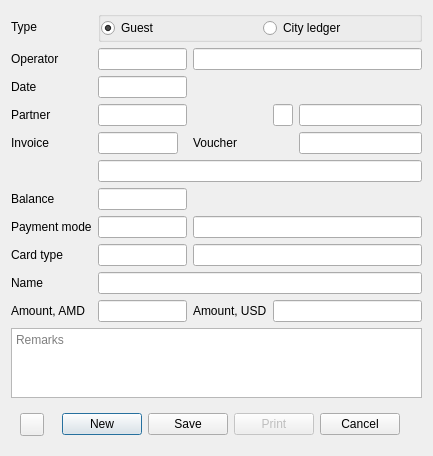
End1-1/Resort, file Resort/dlgreceiptvaucher.ui: the form before one commit.
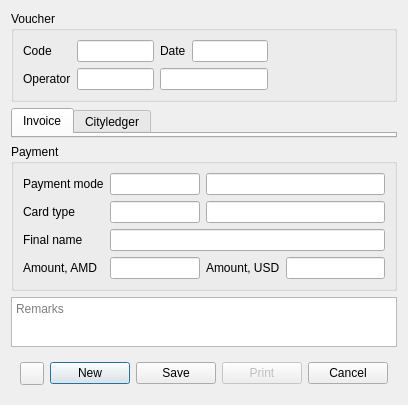
The form after the commit. Icons and pictures are not drawn. Custom widgets are drawn as their Qt base class.

Patch:
```diff
--- a/Resort/dlgreceiptvaucher.ui
+++ b/Resort/dlgreceiptvaucher.ui
@@ -6,122 +6,240 @@
    <rect>
     <x>0</x>
     <y>0</y>
-    <width>433</width>
-    <height>423</height>
+    <width>397</width>
+    <height>386</height>
    </rect>
   </property>
+  <property name="maximumSize">
+   <size>
+    <width>397</width>
+    <height>16777215</height>
+   </size>
+  </property>
   <property name="windowTitle">
    <string>Receipt voucher</string>
   </property>
-  <layout class="QHBoxLayout" name="horizontalLayout_2">
+  <layout class="QVBoxLayout" name="verticalLayout">
    <item>
-    <layout class="QGridLayout" name="gridLayout">
-     <item row="3" column="3">
-      <widget class="EQLineEdit" name="leRoom">
-       <property name="maximumSize">
+    <widget class="QGroupBox" name="grVoucher">
+     <property name="minimumSize">
         <size>
-         <width>20</width>
-         <height>16777215</height>
-        </size>
-       </property>
-      </widget>
-     </item>
-     <item row="2" column="1">
-      <widget class="EDateEdit" name="deDate">
-       <property name="maximumSize">
-        <size>
-         <width>100</width>
-         <height>16777215</height>
-        </size>
-       </property>
-       <property name="focusPolicy">
-        <enum>Qt::ClickFocus</enum>
-       </property>
-       <property name="alignment">
-        <set>Qt::AlignLeading|Qt::AlignLeft|Qt::AlignVCenter</set>
-       </property>
-       <property name="readOnly">
-        <bool>true</bool>
-       </property>
-      </widget>
-     </item>
-     <item row="5" column="1" colspan="4">
-      <widget class="EQLineEdit" name="lePartnerName">
-       <property name="focusPolicy">
-        <enum>Qt::NoFocus</enum>
-       </property>
-       <property name="readOnly">
-        <bool>true</bool>
-       </property>
-      </widget>
-     </item>
-     <item row="8" column="1">
-      <widget class="EQLineEdit" name="leCardCode">
-       <property name="maximumSize">
-        <size>
-         <width>100</width>
-         <height>16777215</height>
-        </size>
-       </property>
-      </widget>
-     </item>
-     <item row="7" column="2" colspan="3">
-      <widget class="EQLineEdit" name="lePaymentName">
-       <property name="focusPolicy">
-        <enum>Qt::NoFocus</enum>
-       </property>
-       <property name="readOnly">
-        <bool>true</bool>
-       </property>
-      </widget>
-     </item>
-     <item row="8" column="2" colspan="3">
-      <widget class="EQLineEdit" name="leCardName">
-       <property name="readOnly">
-        <bool>true</bool>
-       </property>
-      </widget>
-     </item>
-     <item row="0" column="0">
-      <widget class="QLabel" name="label">
-       <property name="text">
-        <string>Type</string>
-       </property>
-      </widget>
-     </item>
-     <item row="10" column="1">
-      <widget class="EQLineEdit" name="leAmountAMD">
-       <property name="maximumSize">
-        <size>
-         <width>100</width>
-         <height>16777215</height>
-        </size>
-       </property>
-      </widget>
-     </item>
-     <item row="2" column="0">
+       <width>0</width>
+       <height>0</height>
+      </size>
+     </property>
+     <property name="title">
+      <string>Voucher</string>
+     </property>
+     <layout class="QGridLayout" name="gridLayout_3">
+      <item row="0" column="3">
       <widget class="QLabel" name="label_5">
        <property name="text">
         <string>Date</string>
        </property>
       </widget>
      </item>
+      <item row="0" column="4">
+       <widget class="EDateEdit" name="deDate">
+        <property name="maximumSize">
+         <size>
+          <width>100</width>
+          <height>16777215</height>
+         </size>
+        </property>
+        <property name="focusPolicy">
+         <enum>Qt::ClickFocus</enum>
+        </property>
+        <property name="alignment">
+         <set>Qt::AlignLeading|Qt::AlignLeft|Qt::AlignVCenter</set>
+        </property>
+        <property name="readOnly">
+         <bool>true</bool>
+        </property>
+       </widget>
+      </item>
+      <item row="0" column="0">
+       <widget class="QLabel" name="label_11">
+        <property name="text">
+         <string>Code</string>
+        </property>
+       </widget>
+      </item>
+      <item row="0" column="2">
+       <widget class="EQLineEdit" name="leVaucher">
+        <property name="maximumSize">
+         <size>
+          <width>80</width>
+          <height>16777215</height>
+         </size>
+        </property>
+        <property name="readOnly">
+         <bool>true</bool>
+        </property>
+       </widget>
+      </item>
+      <item row="0" column="5">
+       <spacer name="horizontalSpacer_3">
+        <property name="orientation">
+         <enum>Qt::Horizontal</enum>
+        </property>
+        <property name="sizeHint" stdset="0">
+         <size>
+          <width>140</width>
+          <height>20</height>
+         </size>
+        </property>
+       </spacer>
+      </item>
+      <item row="1" column="0">
+       <widget class="QLabel" name="label_10">
+        <property name="text">
+         <string>Operator</string>
+        </property>
+       </widget>
+      </item>
+      <item row="1" column="2">
+       <widget class="EQLineEdit" name="leOpcode">
+        <property name="maximumSize">
+         <size>
+          <width>100</width>
+          <height>16777215</height>
+         </size>
+        </property>
+        <property name="cursor">
+         <cursorShape>ArrowCursor</cursorShape>
+        </property>
+        <property name="readOnly">
+         <bool>true</bool>
+        </property>
+       </widget>
+      </item>
+      <item row="1" column="3" colspan="2">
+       <widget class="EQLineEdit" name="leOpName">
+        <property name="cursor">
+         <cursorShape>ArrowCursor</cursorShape>
+        </property>
+        <property name="readOnly">
+         <bool>true</bool>
+        </property>
+       </widget>
+      </item>
+     </layout>
+    </widget>
+   </item>
+   <item>
+    <widget class="QTabWidget" name="tabWidget">
+     <property name="currentIndex">
+      <number>0</number>
+     </property>
+     <widget class="QWidget" name="tabGuest">
+      <attribute name="title">
+       <string>Invoice</string>
+      </attribute>
+      <layout class="QHBoxLayout" name="horizontalLayout_2">
+       <property name="spacing">
+        <number>0</number>
+       </property>
+       <property name="leftMargin">
+        <number>0</number>
+       </property>
+       <property name="topMargin">
+        <number>0</number>
+       </property>
+       <property name="rightMargin">
+        <number>0</number>
+       </property>
+       <property name="bottomMargin">
+        <number>0</number>
+       </property>
+       <item>
+        <widget class="WGuestInvoice" name="wRoom" native="true"/>
+       </item>
+      </layout>
+     </widget>
+     <widget class="QWidget" name="tabCL">
+      <attribute name="title">
+       <string>Cityledger</string>
+      </attribute>
+      <layout class="QHBoxLayout" name="horizontalLayout_5">
+       <property name="leftMargin">
+        <number>0</number>
+       </property>
+       <property name="topMargin">
+        <number>0</number>
+       </property>
+       <property name="rightMargin">
+        <number>0</number>
+       </property>
+       <property name="bottomMargin">
+        <number>0</number>
+       </property>
+       <item>
+        <widget class="WCityLedger" name="wCL" native="true"/>
+       </item>
+      </layout>
+     </widget>
+    </widget>
+   </item>
+   <item>
+    <widget class="QGroupBox" name="grPayment">
+     <property name="minimumSize">
+      <size>
+       <width>0</width>
+       <height>0</height>
+      </size>
+     </property>
+     <property name="title">
+      <string>Payment</string>
+     </property>
+     <layout class="QGridLayout" name="gridLayout_2">
+      <item row="0" column="0">
+       <widget class="QLabel" name="label_8">
+        <property name="text">
+         <string>Payment mode</string>
+        </property>
+       </widget>
+      </item>
      <item row="3" column="0">
-      <widget class="QLabel" name="label_2">
+       <widget class="QLabel" name="label_3">
        <property name="text">
-        <string>Partner</string>
+         <string>Amount, AMD</string>
        </property>
       </widget>
      </item>
-     <item row="10" column="2">
+      <item row="3" column="2">
       <widget class="QLabel" name="label_7">
        <property name="text">
         <string>Amount, USD</string>
        </property>
       </widget>
      </item>
+      <item row="1" column="0">
+       <widget class="QLabel" name="lbCardType">
+        <property name="text">
+         <string>Card type</string>
+        </property>
+       </widget>
+      </item>
+      <item row="2" column="0">
+       <widget class="QLabel" name="label">
+        <property name="text">
+         <string>Final name</string>
+        </property>
+       </widget>
+      </item>
+      <item row="0" column="1">
+       <widget class="EQLineEdit" name="lePaymentCode">
+        <property name="maximumSize">
+         <size>
+          <width>100</width>
+          <height>16777215</height>
+         </size>
+        </property>
+       </widget>
+      </item>
      <item row="3" column="1">
-      <widget class="EQLineEdit" name="lePartnerCode">
+       <widget class="EQLineEdit" name="leAmountAMD">
        <property name="maximumSize">
         <size>
          <width>100</width>
@@ -130,7 +248,79 @@
        </property>
       </widget>
      </item>
-     <item row="12" column="0" colspan="5">
+      <item row="1" column="1">
+       <widget class="EQLineEdit" name="leCardCode">
+        <property name="maximumSize">
+         <size>
+          <width>100</width>
+          <height>16777215</height>
+         </size>
+        </property>
+       </widget>
+      </item>
+      <item row="3" column="3">
+       <widget class="EQLineEdit" name="leAmountUSD">
+        <property name="maximumSize">
+         <size>
+          <width>5252</width>
+          <height>16777215</height>
+         </size>
+        </property>
+        <property name="focusPolicy">
+         <enum>Qt::NoFocus</enum>
+        </property>
+        <property name="alignment">
+         <set>Qt::AlignLeading|Qt::AlignLeft|Qt::AlignVCenter</set>
+        </property>
+        <property name="readOnly">
+         <bool>true</bool>
+        </property>
+       </widget>
+      </item>
+      <item row="2" column="1" colspan="3">
+       <widget class="EQLineEdit" name="leFinalName">
+        <property name="focusPolicy">
+         <enum>Qt::NoFocus</enum>
+        </property>
+        <property name="readOnly">
+         <bool>true</bool>
+        </property>
+       </widget>
+      </item>
+      <item row="1" column="2" colspan="2">
+       <widget class="EQLineEdit" name="leCardName">
+        <property name="readOnly">
+         <bool>true</bool>
+        </property>
+       </widget>
+      </item>
+      <item row="0" column="2" colspan="2">
+       <widget class="EQLineEdit" name="lePaymentName">
+        <property name="focusPolicy">
+         <enum>Qt::NoFocus</enum>
+        </property>
+        <property name="readOnly">
+         <bool>true</bool>
+        </property>
+       </widget>
+      </item>
+     </layout>
+    </widget>
+   </item>
+   <item>
+    <widget class="QPlainTextEdit" name="teRemarks">
+     <property name="maximumSize">
+      <size>
+       <width>16777215</width>
+       <height>50</height>
+      </size>
+     </property>
+     <property name="placeholderText">
+      <string>Remarks</string>
+     </property>
+    </widget>
+   </item>
+   <item>
       <widget class="QWidget" name="widget" native="true">
        <layout class="QHBoxLayout" name="horizontalLayout_3">
         <item>
@@ -204,218 +394,9 @@
        </layout>
       </widget>
      </item>
-     <item row="6" column="0">
-      <widget class="QLabel" name="label_4">
-       <property name="text">
-        <string>Balance</string>
-       </property>
-      </widget>
-     </item>
-     <item row="10" column="0">
-      <widget class="QLabel" name="label_3">
-       <property name="text">
-        <string>Amount, AMD</string>
-       </property>
-      </widget>
-     </item>
-     <item row="10" column="3" colspan="2">
-      <widget class="EQLineEdit" name="leAmountUSD">
-       <property name="maximumSize">
-        <size>
-         <width>5252</width>
-         <height>16777215</height>
-        </size>
-       </property>
-       <property name="focusPolicy">
-        <enum>Qt::NoFocus</enum>
-       </property>
-       <property name="alignment">
-        <set>Qt::AlignLeading|Qt::AlignLeft|Qt::AlignVCenter</set>
-       </property>
-       <property name="readOnly">
-        <bool>true</bool>
-       </property>
-      </widget>
-     </item>
-     <item row="7" column="1">
-      <widget class="EQLineEdit" name="lePaymentCode">
-       <property name="maximumSize">
-        <size>
-         <width>100</width>
-         <height>16777215</height>
-        </size>
-       </property>
-      </widget>
-     </item>
-     <item row="8" column="0">
-      <widget class="QLabel" name="lbCardType">
-       <property name="text">
-        <string>Card type</string>
-       </property>
-      </widget>
-     </item>
-     <item row="7" column="0">
-      <widget class="QLabel" name="label_8">
-       <property name="text">
-        <string>Payment mode</string>
-       </property>
-      </widget>
-     </item>
-     <item row="9" column="0">
-      <widget class="QLabel" name="label_6">
-       <property name="text">
-        <string>Name</string>
-       </property>
-      </widget>
-     </item>
-     <item row="0" column="1" colspan="4">
-      <widget class="QGroupBox" name="groupBox">
-       <property name="title">
-        <string/>
-       </property>
-       <layout class="QHBoxLayout" name="horizontalLayout">
-        <property name="leftMargin">
-         <number>0</number>
-        </property>
-        <property name="topMargin">
-         <number>0</number>
-        </property>
-        <property name="rightMargin">
-         <number>0</number>
-        </property>
-        <property name="bottomMargin">
-         <number>0</number>
-        </property>
-        <item>
-         <widget class="QRadioButton" name="rbGuest">
-          <property name="text">
-           <string>Guest</string>
-          </property>
-          <property name="checked">
-           <bool>true</bool>
-          </property>
-         </widget>
-        </item>
-        <item>
-         <widget class="QRadioButton" name="rbCityLedger">
-          <property name="text">
-           <string>City ledger</string>
-          </property>
-         </widget>
-        </item>
-       </layout>
-      </widget>
-     </item>
-     <item row="9" column="1" colspan="4">
-      <widget class="EQLineEdit" name="leName">
-       <property name="readOnly">
-        <bool>true</bool>
-       </property>
-      </widget>
-     </item>
-     <item row="1" column="2" colspan="3">
-      <widget class="EQLineEdit" name="leOpName">
-       <property name="cursor">
-        <cursorShape>ArrowCursor</cursorShape>
-       </property>
-       <property name="readOnly">
-        <bool>true</bool>
-       </property>
-      </widget>
-     </item>
-     <item row="11" column="0" colspan="5">
-      <widget class="EQTextEdit" name="teRemarks">
-       <property name="placeholderText">
-        <string>Remarks</string>
-       </property>
-      </widget>
-     </item>
-     <item row="1" column="1">
-      <widget class="EQLineEdit" name="leOpcode">
-       <property name="maximumSize">
-        <size>
-         <width>100</width>
-         <height>16777215</height>
-        </size>
-       </property>
-       <property name="cursor">
-        <cursorShape>ArrowCursor</cursorShape>
-       </property>
-       <property name="readOnly">
-        <bool>true</bool>
-       </property>
-      </widget>
-     </item>
-     <item row="6" column="1">
-      <widget class="EQLineEdit" name="leBalance">
-       <property name="maximumSize">
-        <size>
-         <width>100</width>
-         <height>16777215</height>
-        </size>
-       </property>
-       <property name="focusPolicy">
-        <enum>Qt::NoFocus</enum>
-       </property>
-       <property name="readOnly">
-        <bool>true</bool>
-       </property>
-      </widget>
-     </item>
-     <item row="1" column="0">
-      <widget class="QLabel" name="label_10">
-       <property name="text">
-        <string>Operator</string>
-       </property>
-      </widget>
-     </item>
-     <item row="4" column="1">
-      <widget class="EQLineEdit" name="leInvoice">
-       <property name="maximumSize">
-        <size>
-         <width>80</width>
-         <height>16777215</height>
-        </size>
-       </property>
-       <property name="readOnly">
-        <bool>true</bool>
-       </property>
-      </widget>
-     </item>
-     <item row="4" column="4">
-      <widget class="EQLineEdit" name="leVaucher">
-       <property name="readOnly">
-        <bool>true</bool>
-       </property>
-      </widget>
-     </item>
-     <item row="4" column="2">
-      <widget class="QLabel" name="label_11">
-       <property name="text">
-        <string>Voucher</string>
-       </property>
-      </widget>
-     </item>
-     <item row="4" column="0">
-      <widget class="QLabel" name="label_12">
-       <property name="text">
-        <string>Invoice</string>
-       </property>
-      </widget>
-     </item>
-     <item row="3" column="4">
-      <widget class="QLineEdit" name="leReservation"/>
-     </item>
-    </layout>
-   </item>
   </layout>
  </widget>
  <customwidgets>
-  <customwidget>
-   <class>EDateEdit</class>
-   <extends>QLineEdit</extends>
-   <header location="global">edateedit.h</header>
-  </customwidget>
   <customwidget>
    <class>EQLineEdit</class>
    <extends>QLineEdit</extends>
@@ -425,9 +406,21 @@
    </slots>
   </customwidget>
   <customwidget>
-   <class>EQTextEdit</class>
-   <extends>QTextEdit</extends>
-   <header location="global">eqtextedit.h</header>
+   <class>EDateEdit</class>
+   <extends>QLineEdit</extends>
+   <header location="global">edateedit.h</header>
+  </customwidget>
+  <customwidget>
+   <class>WGuestInvoice</class>
+   <extends>QWidget</extends>
+   <header location="global">wguestinvoice.h</header>
+   <container>1</container>
+  </customwidget>
+  <customwidget>
+   <class>WCityLedger</class>
+   <extends>QWidget</extends>
+   <header location="global">wcityledger.h</header>
+   <container>1</container>
   </customwidget>
  </customwidgets>
  <tabstops>
```
Left out of the diff: 7 changed lines with no effect on the pictures. Lines whose indentation alone changed are shown as unchanged.
